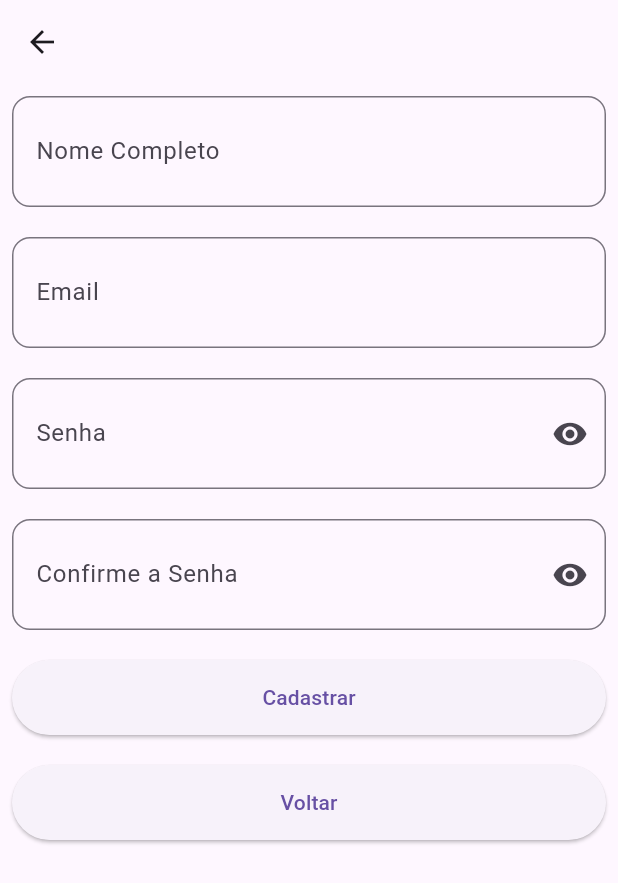
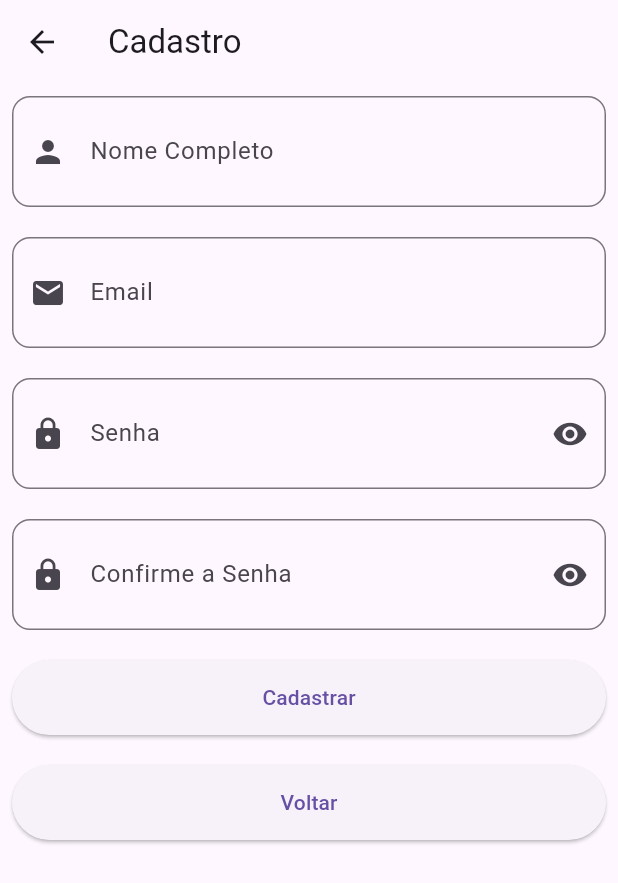
Before and after one commit to gomesrd/cardapio_restaurante_fatec, a Flutter app: the screen it shows after launch, after a tap on "Login", after a tap on "Criar Conta", on a phone screen of 412 x 824 dp. Shown: the top 883 px of the screen. Run offline on Flutter 3.47's test engine with Material 3 defaults, Android fonts, the phone set to English and light mode, and no system bars; our stand-ins replace cached_network_image, cloud_firestore, device_preview, firebase_auth, firebase_core; accounts and stored records are empty; network calls fail.

Commit message:
feat: general adjustments

```diff
--- a/lib/helpers/generate_menu.dart
+++ b/lib/helpers/generate_menu.dart
@@ -1,5 +1,6 @@
 import '../models/category_menu.dart';
 import '../models/item_menu.dart';
+
 
 class GenerateMenu {
   static List<CategoryMenu> generateMenu() {
--- a/lib/main.dart
+++ b/lib/main.dart
@@ -2,11 +2,9 @@ import 'package:device_preview/device_preview.dart';
 import 'package:firebase_core/firebase_core.dart';
 import 'package:flutter/material.dart';
 import 'package:provider/provider.dart';
-
-import 'app_routes.dart';
+import 'config/app_routes.dart';
 import 'firebase_options.dart';
 import 'store/order_store.dart';
-import 'theme.dart';
 import 'view/login/login.dart';
 
 Future<void> main() async {
--- a/lib/models/item_menu.dart
+++ b/lib/models/item_menu.dart
@@ -1,3 +1,5 @@
+
+
 class ItemMenu {
   final String name;
   final String description;
--- a/lib/models/order_item.dart
+++ b/lib/models/order_item.dart
@@ -1,3 +1,5 @@
+
+
 class OrderItem {
   String name;
   int quantity;
--- a/lib/theme.dart
+++ /dev/null
@@ -1,49 +0,0 @@
-import 'package:flutter/material.dart';
-
-class AppTheme {
-  static ThemeData lightTheme = ThemeData(
-    primaryColor: Colors.red,
-    colorScheme: ColorScheme.fromSwatch().copyWith(
-      primary: Colors.red,
-      secondary: Colors.amber,
-    ),
-    scaffoldBackgroundColor: Colors.white,
-    textTheme: const TextTheme(
-      bodyLarge: TextStyle(color: Colors.black, fontSize: 16),
-      bodyMedium: TextStyle(color: Colors.black87),
-    ),
-    elevatedButtonTheme: ElevatedButtonThemeData(
-      style: ElevatedButton.styleFrom(
-        backgroundColor: Colors.red,
-        textStyle: const TextStyle(fontSize: 16),
-      ),
-    ),
-    appBarTheme: const AppBarTheme(
-      backgroundColor: Colors.red,
-      titleTextStyle: TextStyle(color: Colors.white, fontSize: 20),
-    ),
-  );
-
-  static ThemeData darkTheme = ThemeData(
-    primaryColor: Colors.black,
-    colorScheme: ColorScheme.fromSwatch().copyWith(
-      primary: Colors.black,
-      secondary: Colors.grey,
-    ),
-    scaffoldBackgroundColor: Colors.black12,
-    textTheme: const TextTheme(
-      bodyLarge: TextStyle(color: Colors.white, fontSize: 16),
-      bodyMedium: TextStyle(color: Colors.white70),
-    ),
-    elevatedButtonTheme: ElevatedButtonThemeData(
-      style: ElevatedButton.styleFrom(
-        backgroundColor: Colors.grey,
-        textStyle: const TextStyle(fontSize: 16),
-      ),
-    ),
-    appBarTheme: const AppBarTheme(
-      backgroundColor: Colors.black,
-      titleTextStyle: TextStyle(color: Colors.white, fontSize: 20),
-    ),
-  );
-}
--- /dev/null
+++ b/lib/utils/assets.dart
@@ -0,0 +1,3 @@
+class AppAssets {
+  static const String logoPath = "assets/images/logo.jpg";
+}
--- a/lib/utils/messages.dart
+++ b/lib/utils/messages.dart
@@ -3,5 +3,3 @@ class AppMessages {
   static const String itemAddOrderMessage = "Item Adicionado ao Pedido";
   static const String orderConfirmedMessage = "Pedido Confirmado com Sucesso!";
 }
-
-// static const String confirmOrder = "Confirmar Pedido";
--- a/lib/utils/strings.dart
+++ b/lib/utils/strings.dart
@@ -16,8 +16,7 @@ class AppStrings {
   static const String passwordLabel = "Senha";
   static const String priceLabel = "Preço";
   static const String registerLabel = "Cadastrar";
+  static const String registerTitle = "Cadastro";
   static const String totalLabel = "Total";
   static const String unitPriceLabel = "Preço Unitário";
 }
-
-// static const String confirmOrder = "Confirmar Pedido";
--- a/lib/view/login/login.dart
+++ b/lib/view/login/login.dart
@@ -1,5 +1,6 @@
 import 'package:flutter/material.dart';
 
+import '../../utils/assets.dart';
 import '../../widgets/elevated_button_custom.dart';
 import '../../widgets/loading_overlay.dart';
 import '../../widgets/sized_box_custom.dart';
@@ -48,21 +49,30 @@ class _LoginViewState extends State<LoginView> {
         isLoading: isLoading,
         child: Scaffold(
             appBar: AppBar(),
-            body: Padding(
+            body: SingleChildScrollView(
                 padding: const EdgeInsets.all(8.0),
                 child: Form(
                     key: formLoginPageKey,
                     child: Column(children: [
+                      ClipRRect(
+                          borderRadius: BorderRadius.circular(25),
+                          child: Image.asset(
+                            AppAssets.logoPath,
+                            height: MediaQuery.of(context).size.height * 0.3,
+                            fit: BoxFit.contain,
+                          )),
+                      const CustomSizedBox(),
                       CustomTextFormField(
                         controller: email,
                         labelText: AppStrings.emailLabel,
+                        icon: Icons.email,
                       ),
                       const CustomSizedBox(),
                       CustomTextFormField(
-                        controller: password,
-                        labelText: AppStrings.passwordLabel,
-                        isPassword: true,
-                      ),
+                          controller: password,
+                          labelText: AppStrings.passwordLabel,
+                          isPassword: true,
+                          icon: Icons.lock),
                       const CustomSizedBox(),
                       CustomElevatedButton(
                           value: AppStrings.loginLabel,
--- a/lib/view/register/register.dart
+++ b/lib/view/register/register.dart
@@ -49,7 +49,9 @@ class _RegisterViewState extends State<RegisterView> {
     return LoadingOverlay(
         isLoading: isLoading,
         child: Scaffold(
-            appBar: AppBar(),
+            appBar: AppBar(
+              title: const Text(AppStrings.registerTitle),
+            ),
             body: SingleChildScrollView(
                 child: Form(
                     key: formLoginPageKey,
@@ -57,25 +59,27 @@ class _RegisterViewState extends State<RegisterView> {
                         padding: const EdgeInsets.all(8.0),
                         child: Column(children: [
                           CustomTextFormField(
-                            controller: fullName,
-                            labelText: AppStrings.fullNameLabel,
-                          ),
+                              controller: fullName,
+                              labelText: AppStrings.fullNameLabel,
+                              icon: Icons.person),
                           const CustomSizedBox(),
                           CustomTextFormField(
-                            controller: email,
-                            labelText: AppStrings.emailLabel,
-                          ),
+                              controller: email,
+                              labelText: AppStrings.emailLabel,
+                              icon: Icons.email),
                           const CustomSizedBox(),
                           CustomTextFormField(
                               controller: password,
                               labelText: AppStrings.passwordLabel,
-                              isPassword: true),
+                              isPassword: true,
+                              icon: Icons.lock),
                           const CustomSizedBox(),
                           CustomTextFormField(
                               controller: confirmPassword,
                               labelText: AppStrings.confirmPasswordLabel,
-                              passwordConfirm: password.text,
-                              isPassword: true),
+                              passwordConfirm: password,
+                              isPassword: true,
+                              icon: Icons.lock),
                           const CustomSizedBox(),
                           CustomElevatedButton(
                             value: AppStrings.registerLabel,
--- a/lib/widgets/sized_box_custom.dart
+++ b/lib/widgets/sized_box_custom.dart
@@ -1,5 +1,3 @@
-import 'dart:ffi';
-
 import 'package:flutter/material.dart';
 
 class CustomSizedBox extends StatefulWidget {
--- a/lib/widgets/text_form_field_custom.dart
+++ b/lib/widgets/text_form_field_custom.dart
@@ -4,20 +4,21 @@ import '../helpers/value_validation.dart';
 class CustomTextFormField extends StatefulWidget {
   final TextEditingController controller;
   final String labelText;
-  final String? passwordConfirm;
+  final TextEditingController? passwordConfirm;
   final double fontSize;
   final double borderRadius;
   final bool isPassword;
+  final IconData? icon;
 
-  const CustomTextFormField({
-    super.key,
+  const CustomTextFormField(
+      {super.key,
       required this.controller,
       required this.labelText,
       this.passwordConfirm,
       this.fontSize = 28,
       this.borderRadius = 12,
-    this.isPassword = false
-  });
+      this.isPassword = false,
+      this.icon});
 
   @override
   _CustomTextFormFieldState createState() => _CustomTextFormFieldState();
@@ -25,6 +26,8 @@ class CustomTextFormField extends StatefulWidget {
 
 class _CustomTextFormFieldState extends State<CustomTextFormField> {
   bool _obscureText = true;
+
+  get passwordConfirm => widget.passwordConfirm;
 
   @override
   Widget build(BuildContext context) {
@@ -35,16 +38,19 @@ class _CustomTextFormFieldState extends State<CustomTextFormField> {
       decoration: InputDecoration(
         labelText: widget.labelText,
         border: OutlineInputBorder(borderRadius: BorderRadius.circular(widget.borderRadius)),
-        suffixIcon: widget.isPassword
-            ? IconButton(
+        prefixIcon: (widget.icon == null) ? null : Icon(widget.icon),
+        suffixIcon: () {
+          if (widget.isPassword) {
+            return IconButton(
               icon: Icon(_obscureText ? Icons.visibility : Icons.visibility_off),
               onPressed: () {
                 setState(() {
                   _obscureText = !_obscureText;
                 });
               },
-              )
-            : null,
+            );
+          }
+        }(),
       ),
       validator: (value) {
         String? isRequired = ValueValidation.required(value);
@@ -53,9 +59,11 @@ class _CustomTextFormFieldState extends State<CustomTextFormField> {
           return isRequired;
         }
 
-        if (widget.isPassword && widget.passwordConfirm != null) {
-          String? isPasswordValid = ValueValidation.validateConfirmPassword(value, widget.passwordConfirm);
-
+        if (widget.isPassword && passwordConfirm != null) {
+          String? isPasswordValid =
+              ValueValidation.validateConfirmPassword(value, passwordConfirm.text);
+          print(value);
+          print("confirmação: $passwordConfirm");
           if (isPasswordValid != null) {
             return isPasswordValid;
           }
--- a/pubspec.yaml
+++ b/pubspec.yaml
@@ -24,3 +24,5 @@ dev_dependencies:
 
 flutter:
   uses-material-design: true
+  assets:
+    - assets/images/
```
Also changed, not shown: lib/config/app_routes.dart (renamed from lib/app_routes.dart, +7 -7 lines), 1 other file. Lines whose indentation alone changed are shown as unchanged.
